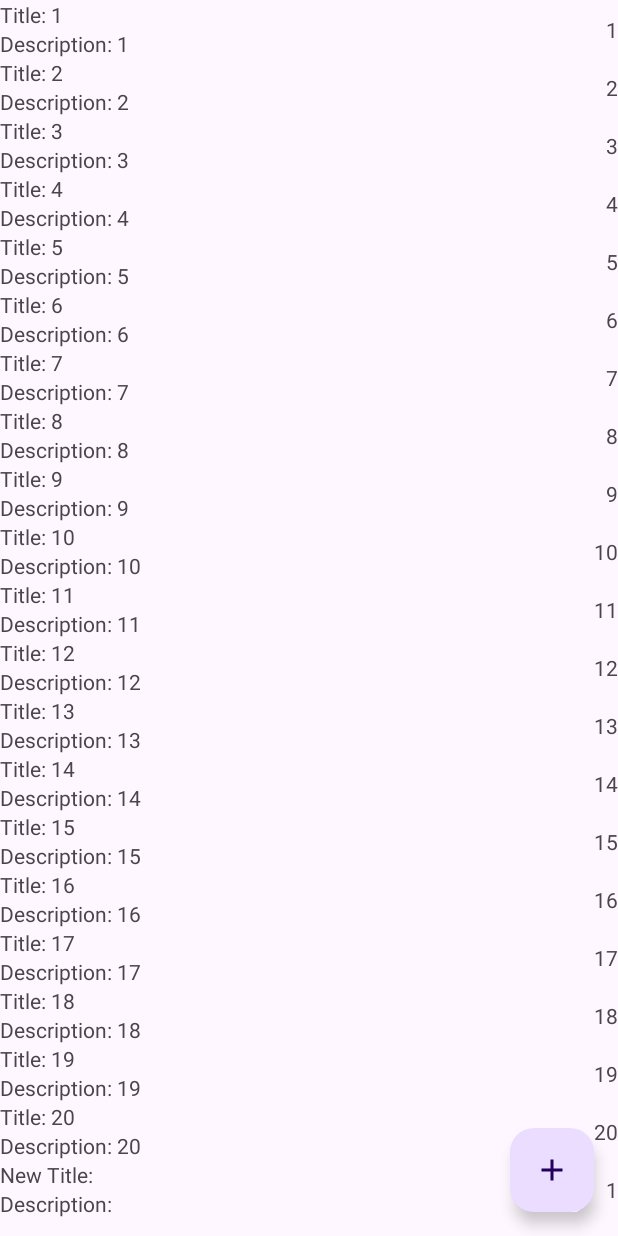
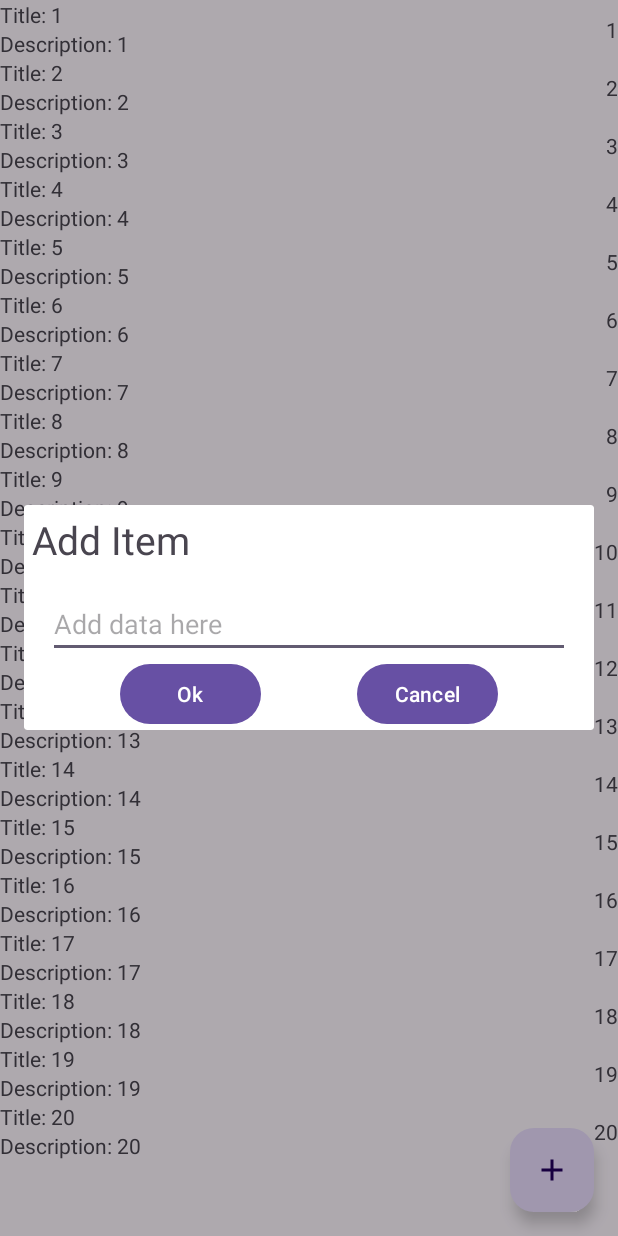
Before and after one commit to Lex8bit/ToDoList, an Android app: the screen it shows after launch (MainActivity), after a tap on an icon or button, on a phone screen of 412 x 824 dp. Run offline under Robolectric (Android 15) with nearby library versions, the phone set to English and light mode, and no system bars.

Commit message:
Добавили диалоговое окно и добавили функционал добавления новой строки

```diff
--- a/app/src/main/java/com/example/todolist/CustomAdapter.kt
+++ b/app/src/main/java/com/example/todolist/CustomAdapter.kt
@@ -1,5 +1,6 @@
 package com.example.todolist
 
+import android.util.Log
 import android.view.LayoutInflater
 import android.view.View
 import android.view.ViewGroup
--- /dev/null
+++ b/app/src/main/java/com/example/todolist/CustomDialog.kt
@@ -0,0 +1,57 @@
+package com.example.todolist
+
+import android.app.Dialog
+import android.os.Bundle
+import android.view.Gravity
+import android.view.View
+import android.view.WindowManager
+import android.widget.Button
+import android.widget.EditText
+
+class CustomDialog(var activity: MainActivity): Dialog(activity), View.OnClickListener {
+
+    var yes : Button? = null
+    var no : Button? = null
+    private lateinit var inputField : EditText
+
+    /**
+    Для контроля размера диалогового окна
+     */
+    private fun dialogSizeControl() {
+        val lp = WindowManager.LayoutParams()
+        lp.copyFrom(this.window?.attributes)
+        lp.width = WindowManager.LayoutParams.MATCH_PARENT
+        lp.height = WindowManager.LayoutParams.WRAP_CONTENT
+        lp.gravity = Gravity.CENTER
+        this.window?.attributes = lp
+    }
+    private fun initViews() {
+        yes = findViewById(R.id.dialogOkButton)
+        no = findViewById(R.id.dialogCancelButton)
+        yes?.setOnClickListener(this)
+        no?.setOnClickListener(this)
+    }
+
+    override fun onCreate(savedInstanceState: Bundle?) {
+        super.onCreate(savedInstanceState)
+        setContentView(R.layout.dialog_template)
+        inputField = findViewById(R.id.dialogInput)
+        dialogSizeControl()
+        initViews()
+    }
+
+    override fun onClick(view: View) {
+        when (view.id){
+            R.id.dialogOkButton -> {
+                val inputResult = inputField.text
+                activity.addItem(inputResult.toString())
+                dismiss()
+            }
+            R.id.dialogCancelButton -> dismiss()
+            else ->{
+            }
+        }
+        dismiss()//Закрытие диалогового окна
+    }
+
+}
--- a/app/src/main/java/com/example/todolist/MainActivity.kt
+++ b/app/src/main/java/com/example/todolist/MainActivity.kt
@@ -27,10 +27,11 @@ class MainActivity : AppCompatActivity() {
         stubContainer = findViewById(R.id.main_no_items_container)
         fab = findViewById(R.id.main_fab)
 
-        fab.setOnClickListener{
-            adapter.addItem(ItemsViewModel("New Title:","Description:", 1))
-            Log.d("testlog","FAB works")
+        fab.setOnClickListener(){
+            val dialog = CustomDialog(this)
+            dialog.show()
         }
+
         // this creates a vertical layout Manager
         recyclerview.layoutManager = LinearLayoutManager(this)
 
@@ -60,4 +61,10 @@ class MainActivity : AppCompatActivity() {
         recyclerview.adapter = adapter
         Log.d("testlog","OnCreate has been finished")
     }
+
+    fun addItem(toString: String) {
+        adapter.addItem(ItemsViewModel(toString, "Description:", 1))
+        Log.d("testlog", "FAB works")
+    }
+
 }
--- /dev/null
+++ b/app/src/main/res/layout/dialog_template.xml
@@ -0,0 +1,41 @@
+<?xml version="1.0" encoding="utf-8"?>
+<androidx.constraintlayout.widget.ConstraintLayout xmlns:android="http://schemas.android.com/apk/res/android"
+    android:layout_width="match_parent"
+    android:layout_height="match_parent"
+    xmlns:app="http://schemas.android.com/apk/res-auto">
+
+    <TextView
+        android:id="@+id/dialogLabel"
+        android:text="Add Item"
+        android:textSize="26sp"
+        android:layout_margin="5dp"
+        android:layout_width="match_parent"
+        android:layout_height="wrap_content"
+        app:layout_constraintTop_toTopOf="parent"
+        app:layout_constraintStart_toStartOf="parent"/>
+    <EditText
+        android:id="@+id/dialogInput"
+        android:hint="Add data here"
+        android:layout_margin="16dp"
+        android:layout_width="match_parent"
+        android:layout_height="wrap_content"
+        app:layout_constraintTop_toBottomOf="@+id/dialogLabel"/>
+    <Button
+        android:id="@+id/dialogOkButton"
+        android:text="Ok"
+        android:layout_width="94dp"
+        android:layout_height="wrap_content"
+        app:layout_constraintEnd_toStartOf="@+id/dialogCancelButton"
+        app:layout_constraintTop_toBottomOf="@+id/dialogInput"
+        app:layout_constraintStart_toStartOf="parent"/>
+    <Button
+        android:id="@+id/dialogCancelButton"
+        android:text="Cancel"
+        android:layout_width="94dp"
+        android:layout_height="wrap_content"
+        app:layout_constraintStart_toEndOf="@+id/dialogOkButton"
+        app:layout_constraintTop_toBottomOf="@+id/dialogInput"
+        app:layout_constraintEnd_toEndOf="parent"/>
+
+
+</androidx.constraintlayout.widget.ConstraintLayout>
```
